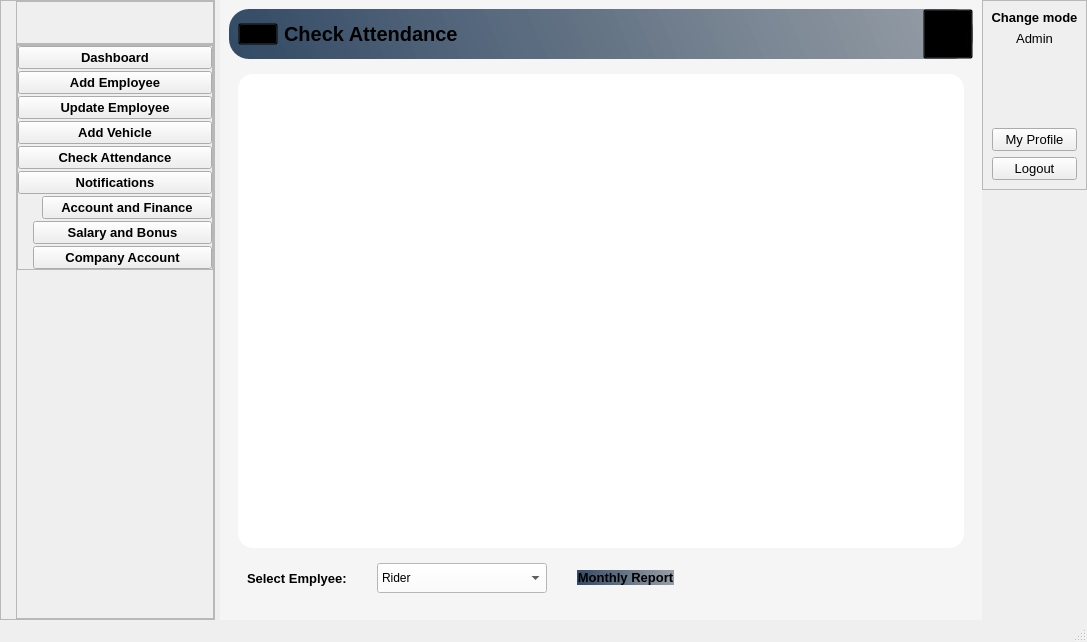
First picture: the form in Stacked_DesignUI1.ui, repository mukarramdaniel/Distribution-System_Python, before the edit.
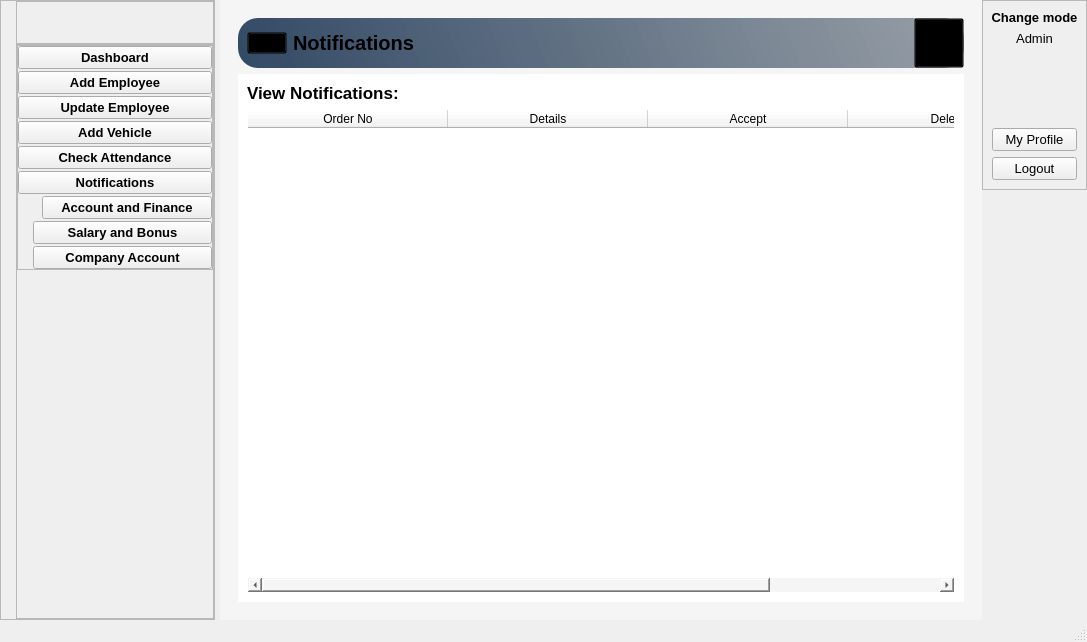
Second picture: the form after the edit. Icons and pictures are not drawn.

Diff of the .ui file:
```diff
--- a/Stacked_DesignUI1.ui
+++ b/Stacked_DesignUI1.ui
@@ -565,7 +565,7 @@
        <number>1</number>
       </property>
       <property name="currentIndex">
-       <number>5</number>
+       <number>8</number>
       </property>
       <widget class="QWidget" name="Home_Widget">
        <property name="styleSheet">
@@ -5822,6 +5822,192 @@
         </item>
        </layout>
       </widget>
+      <widget class="QWidget" name="Notification_page">
+       <property name="styleSheet">
+        <string notr="true">*{
+background-color:#f5f5f5;
+}
+#HeaderFrame_7{
+background-color:qlineargradient(spread:pad,x1:0,y1:0.505682,x2:1,y2:0.477,stop:0 rgba(20,47,78,219),stop:1 rgba(85,98,112,150));
+ border-radius: 20px;
+}
+#widget_81,#widget_82,QPushButton,QLabel,#table_Notification{
+background:transparent;
+}
+#widget_41{
+background-color:#fff;
+}</string>
+       </property>
+       <layout class="QVBoxLayout" name="verticalLayout_36">
+        <item>
+         <widget class="QWidget" name="widget_34" native="true">
+          <layout class="QVBoxLayout" name="verticalLayout_68">
+           <item alignment="Qt::AlignTop">
+            <widget class="QFrame" name="HeaderFrame_7">
+             <property name="autoFillBackground">
+              <bool>false</bool>
+             </property>
+             <layout class="QHBoxLayout" name="horizontalLayout_75">
+              <property name="spacing">
+               <number>0</number>
+              </property>
+              <property name="leftMargin">
+               <number>0</number>
+              </property>
+              <property name="topMargin">
+               <number>0</number>
+              </property>
+              <property name="rightMargin">
+               <number>0</number>
+              </property>
+              <property name="bottomMargin">
+               <number>0</number>
+              </property>
+              <item alignment="Qt::AlignLeft">
+               <widget class="QWidget" name="widget_81" native="true">
+                <layout class="QHBoxLayout" name="horizontalLayout_76">
+                 <property name="topMargin">
+                  <number>0</number>
+                 </property>
+                 <property name="bottomMargin">
+                  <number>0</number>
+                 </property>
+                 <item>
+                  <widget class="QPushButton" name="menuBtn_9">
+                   <property name="text">
+                    <string/>
+                   </property>
+                   <property name="icon">
+                    <iconset resource="Resource.qrc">
+                     <normaloff>:/Black Icons/Graphics/featherBlack/menu.svg</normaloff>:/Black Icons/Graphics/featherBlack/menu.svg</iconset>
+                   </property>
+                   <property name="iconSize">
+                    <size>
+                     <width>24</width>
+                     <height>24</height>
+                    </size>
+                   </property>
+                  </widget>
+                 </item>
+                 <item>
+                  <widget class="QLabel" name="appHeader_9">
+                   <property name="font">
+                    <font>
+                     <pointsize>15</pointsize>
+                     <weight>75</weight>
+                     <bold>true</bold>
+                    </font>
+                   </property>
+                   <property name="text">
+                    <string>Notifications</string>
+                   </property>
+                  </widget>
+                 </item>
+                </layout>
+               </widget>
+              </item>
+              <item>
+               <widget class="QWidget" name="widget_82" native="true">
+                <layout class="QHBoxLayout" name="horizontalLayout_77">
+                 <property name="spacing">
+                  <number>0</number>
+                 </property>
+                 <property name="leftMargin">
+                  <number>0</number>
+                 </property>
+                 <property name="topMargin">
+                  <number>0</number>
+                 </property>
+                 <property name="rightMargin">
+                  <number>0</number>
+                 </property>
+                 <property name="bottomMargin">
+                  <number>0</number>
+                 </property>
+                 <item alignment="Qt::AlignRight">
+                  <widget class="QPushButton" name="accountBtn_9">
+                   <property name="minimumSize">
+                    <size>
+                     <width>50</width>
+                     <height>50</height>
+                    </size>
+                   </property>
+                   <property name="text">
+                    <string/>
+                   </property>
+                   <property name="icon">
+                    <iconset resource="Resource.qrc">
+                     <normaloff>:/Black Icons/Graphics/featherBlack/user.svg</normaloff>:/Black Icons/Graphics/featherBlack/user.svg</iconset>
+                   </property>
+                   <property name="iconSize">
+                    <size>
+                     <width>32</width>
+                     <height>32</height>
+                    </size>
+                   </property>
+                  </widget>
+                 </item>
+                </layout>
+               </widget>
+              </item>
+             </layout>
+            </widget>
+           </item>
+           <item>
+            <widget class="QWidget" name="widget_41" native="true">
+             <layout class="QVBoxLayout" name="verticalLayout_69">
+              <item>
+               <widget class="QLabel" name="label_29">
+                <property name="font">
+                 <font>
+                  <pointsize>13</pointsize>
+                  <weight>75</weight>
+                  <bold>true</bold>
+                 </font>
+                </property>
+                <property name="text">
+                 <string>View Notifications:</string>
+                </property>
+               </widget>
+              </item>
+              <item>
+               <widget class="QTableWidget" name="table_Notification">
+                <property name="alternatingRowColors">
+                 <bool>true</bool>
+                </property>
+                <attribute name="horizontalHeaderDefaultSectionSize">
+                 <number>200</number>
+                </attribute>
+                <column>
+                 <property name="text">
+                  <string>Order No</string>
+                 </property>
+                </column>
+                <column>
+                 <property name="text">
+                  <string>Details</string>
+                 </property>
+                </column>
+                <column>
+                 <property name="text">
+                  <string>Accept</string>
+                 </property>
+                </column>
+                <column>
+                 <property name="text">
+                  <string>Delete</string>
+                 </property>
+                </column>
+               </widget>
+              </item>
+             </layout>
+            </widget>
+           </item>
+          </layout>
+         </widget>
+        </item>
+       </layout>
+      </widget>
      </widget>
     </item>
     <item>
```
